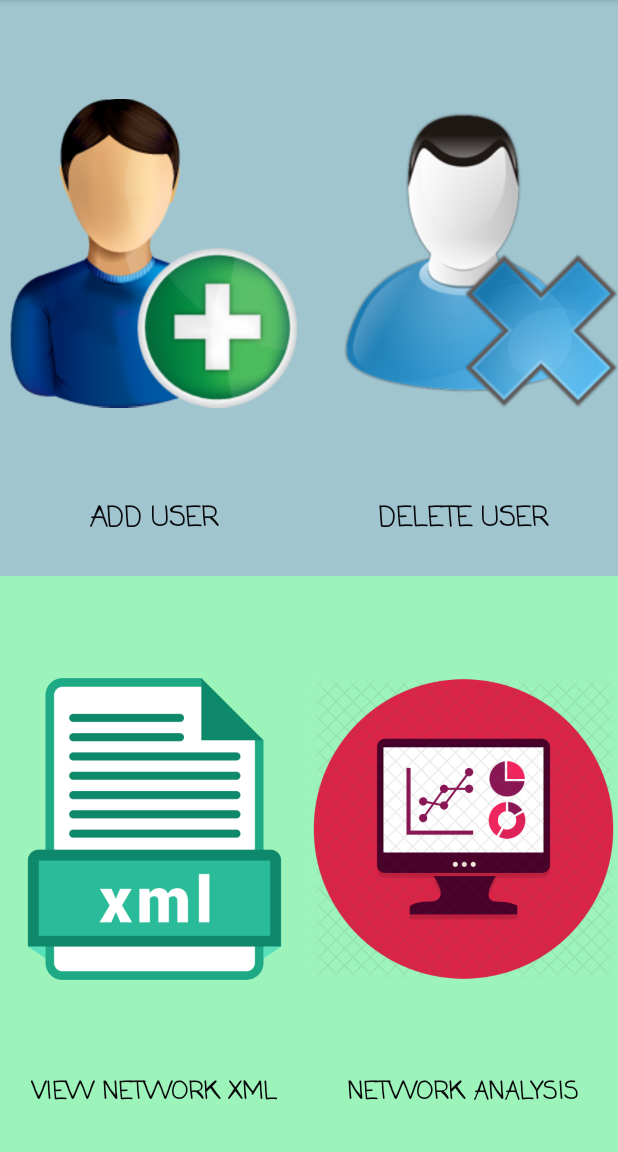
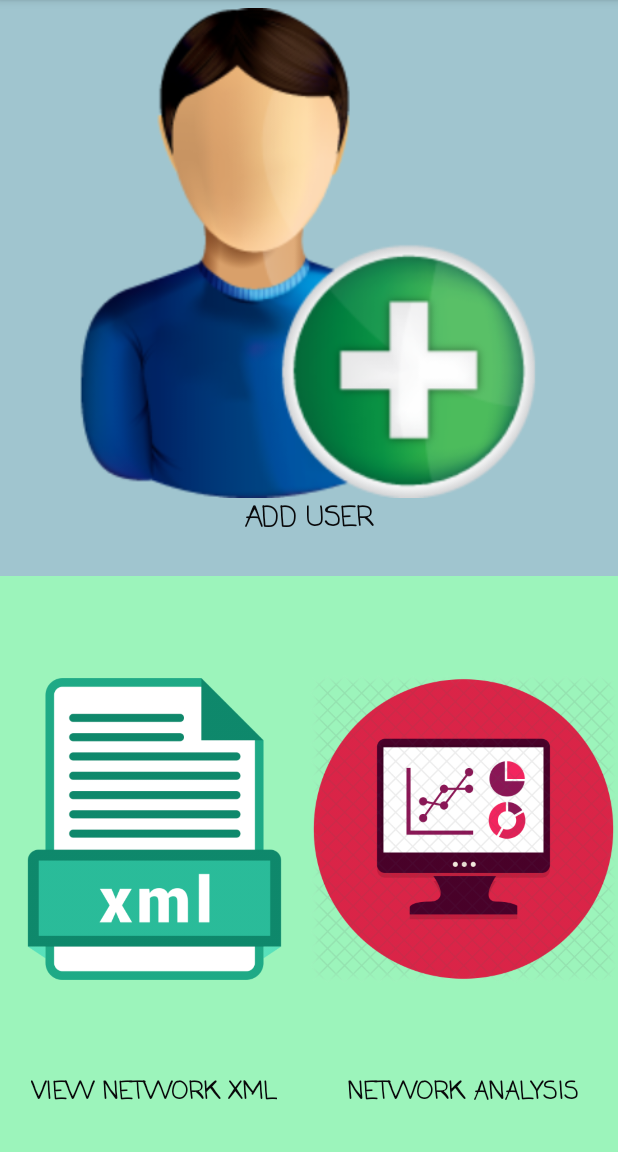
Before and after one commit to fadymedhat2236/simple-social-network-app, an Android app: the adminActivity screen opened directly, with no data from a screen before it, on a phone screen of 412 x 824 dp, the part 84-1236 px from its top. Run offline under Robolectric (Android 15) with nearby library versions, the phone set to English and light mode, and no system bars.

Commit message:
removing unnecessary parts

```diff
--- a/app/src/main/java/com/example/fady/socialnetwork/adminActivity.java
+++ b/app/src/main/java/com/example/fady/socialnetwork/adminActivity.java
@@ -16,7 +16,7 @@ public class adminActivity extends AppCompatActivity {
         super.onCreate(savedInstanceState);
         setContentView(R.layout.activity_admin);
         LinearLayout addUser=findViewById(R.id.add_user);
-        LinearLayout deleteUser=findViewById(R.id.delete_user);
+       // LinearLayout deleteUser=findViewById(R.id.delete_user);
         addUser.setOnClickListener(new View.OnClickListener() {
             @Override
             public void onClick(View view) {
@@ -24,13 +24,13 @@ public class adminActivity extends AppCompatActivity {
                 startActivity(i);
             }
         });
-        deleteUser.setOnClickListener(new View.OnClickListener() {
-            @Override
-            public void onClick(View view) {
-                Intent i =new Intent(view.getContext(),deleteUserActivity.class);
-                startActivity(i);
-            }
-        });
+//        deleteUser.setOnClickListener(new View.OnClickListener() {
+//            @Override
+//            public void onClick(View view) {
+//                Intent i =new Intent(view.getContext(),deleteUserActivity.class);
+//                startActivity(i);
+//            }
+//        });
         LinearLayout XML_user=findViewById(R.id.viewXML);
         XML_user.setOnClickListener(new View.OnClickListener() {
             @Override
--- a/app/src/main/res/layout/activity_admin.xml
+++ b/app/src/main/res/layout/activity_admin.xml
@@ -43,34 +43,7 @@
                 android:textStyle="bold" />
         </LinearLayout>
 
-        <LinearLayout
-            android:id="@+id/delete_user"
-            android:layout_width="0dp"
-            android:layout_height="match_parent"
-            android:layout_weight="1"
-            android:orientation="vertical">
 
-            <ImageView
-                android:layout_width="match_parent"
-                android:layout_height="0dp"
-                android:layout_gravity="center"
-                android:layout_marginTop="5dp"
-                android:layout_weight="7"
-                android:src="@drawable/deleteuser" />
-
-            <TextView
-                android:layout_width="wrap_content"
-                android:layout_height="0dp"
-                android:layout_gravity="center"
-                android:layout_marginBottom="5dp"
-                android:layout_weight="1"
-                android:fontFamily="casual"
-                android:text="delete user"
-                android:textAllCaps="true"
-                android:textAppearance="?android:textAppearanceMedium"
-                android:textColor="#08080a"
-                android:textStyle="bold" />
-        </LinearLayout>
 
     </LinearLayout>
     <LinearLayout
```
Also changed, not shown: app/src/main/java/com/example/fady/socialnetwork/UserOptionsActivity.java (+7 -7 lines), app/src/main/java/com/example/fady/socialnetwork/addPostActivity.java (+10 -3 lines), app/src/main/res/layout/activity_user_options.xml (+0 -27 lines).
